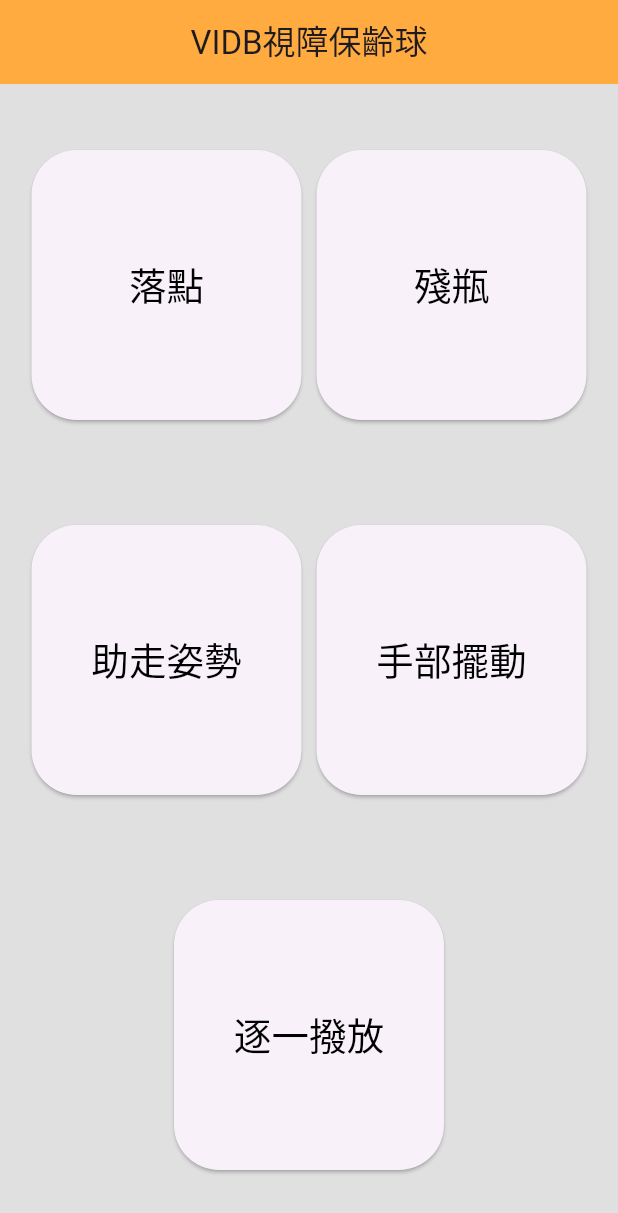
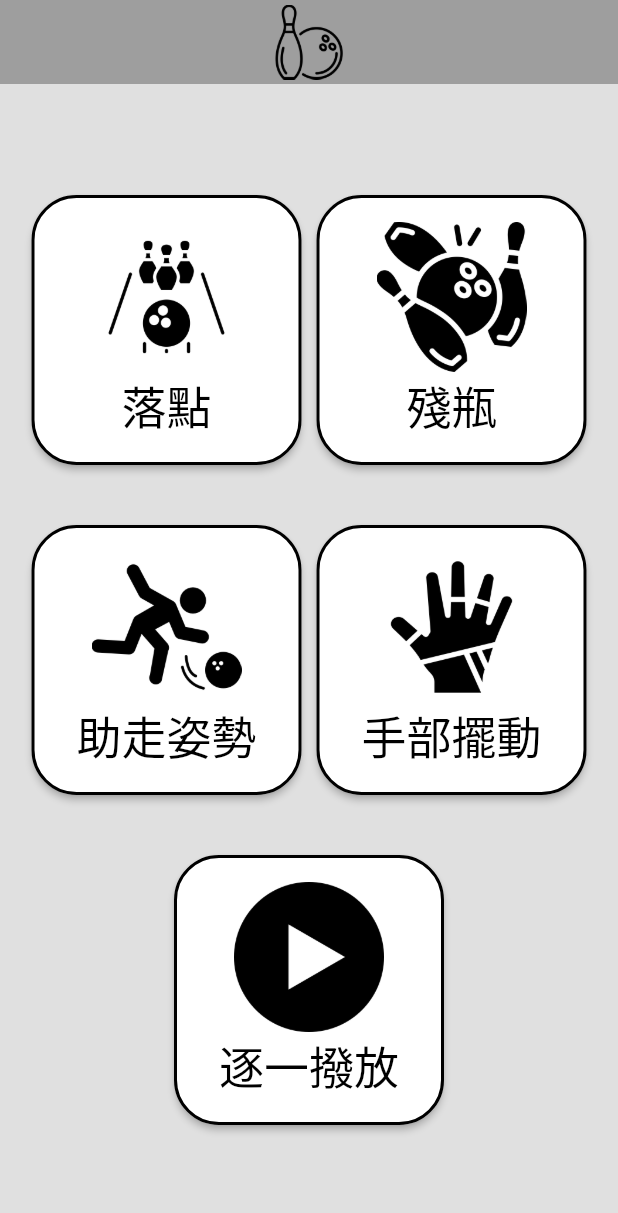
Before and after one commit to niaotaojiao/VIDB, a Flutter app: the screen it shows after launch, on a phone screen of 412 x 824 dp. Shown: the top 1213 px of the screen. Run offline on Flutter 3.47's test engine with Material 2 defaults, Android fonts, the phone set to English and light mode, and no system bars; our stand-ins replace flutter_tts.

Commit message:
update: 新增了icon

```diff
--- a/lib/main.dart
+++ b/lib/main.dart
@@ -10,13 +10,8 @@ class MyApp extends StatelessWidget {
 
   @override
   Widget build(BuildContext context) {
-    return MaterialApp(
-      title: 'Bowling',
-      theme: ThemeData(
-        colorScheme: ColorScheme.fromSeed(seedColor: Colors.deepPurple),
-        useMaterial3: true,
-      ),
-      home: const MyHomePage(),
+    return const MaterialApp(
+      home: MyHomePage(),
     );
   }
 }
@@ -27,11 +22,18 @@ class MyHomePage extends StatelessWidget {
   @override
   Widget build(BuildContext context) {
     return Scaffold(
+      //backgroundColor: const Color.fromARGB(255, 2, 48, 71),
       backgroundColor: Colors.grey[300],
       appBar: AppBar(
-        title: const Text('VIDB視障保齡球'),
+        title: Image.asset(
+          'assets/img/bowlingAppbar.png',
+          height: 50,
+          width: 50,
+        ),
         centerTitle: true,
-        backgroundColor: Colors.orangeAccent,
+        //backgroundColor: const Color.fromARGB(255, 2, 48, 71),
+        backgroundColor: Colors.grey,
+        elevation: 0,
       ),
       body: Center(
         child: Column(
@@ -45,7 +47,7 @@ class MyHomePage extends StatelessWidget {
                 MyButton(id:1, name: '殘瓶'),
                 ],
             ),
-            const SizedBox(height: 70),
+            const SizedBox(height: 40),
             Row(
               mainAxisAlignment: MainAxisAlignment.center,
               children: <Widget>[
@@ -54,7 +56,7 @@ class MyHomePage extends StatelessWidget {
                 MyButton(id:3, name: '手部擺動'),
               ],
             ),
-            const SizedBox(height: 70),
+            const SizedBox(height: 40),
             Row(
               mainAxisAlignment: MainAxisAlignment.center,
               children: <Widget>[
--- a/lib/my_button.dart
+++ b/lib/my_button.dart
@@ -4,25 +4,60 @@ import 'text_to_speech.dart';
 class MyButton extends StatelessWidget {
   final int id;
   final String name;
-  MyButton({super.key,required this.id, required this.name});
+
+  MyButton({super.key, required this.id, required this.name});
 
   @override
   Widget build(BuildContext context) {
     return ElevatedButton(
-      onPressed:(){
+      onPressed: () {
         toSpeech(id);
       },
       style: ElevatedButton.styleFrom(
+          //backgroundColor: const Color.fromARGB(255, 251, 133, 0),
+          backgroundColor: Colors.white,
+          side: const BorderSide(
+              color: Colors.black,
+              width: 2
+          ),
           minimumSize: const Size(180, 180),
           shape: RoundedRectangleBorder(borderRadius: BorderRadius.circular(30))
       ),
-      child: Text(
-        name,
-        style: const TextStyle(
-            fontSize: 25.0,
-            color: Colors.black
-        ),
+      child: Column(
+        children: [
+          imgPick(id),
+          Text(
+            name,
+            style: const TextStyle(
+              fontSize: 30.0,
+              color: Colors.black
+            ),
+          ),
+        ],
       ),
     );
   }
 }
+
+
+Widget imgPick(int id) {
+  double size=100;
+  switch(id){
+    case 0:
+      return Image.asset('assets/img/bowling.png',height: size,
+        width: size,);
+    case 1:
+      return Image.asset('assets/img/strike.png',height: size,
+        width: size,);
+    case 2:
+      return Image.asset('assets/img/person.png',height: size,
+        width: size,);
+    case 3:
+      return Image.asset('assets/img/glove.png',height: size,
+        width: size,);
+    default: {
+      return Image.asset('assets/img/play.png',height: size,
+        width: size,);
+    }
+  }
+}
--- a/pubspec.yaml
+++ b/pubspec.yaml
@@ -37,7 +37,6 @@ dependencies:
   # The following adds the Cupertino Icons font to your application.
   # Use with the CupertinoIcons class for iOS style icons.
   cupertino_icons: ^1.0.2
-  audioplayers: ^4.1.0
   flutter_tts: ^3.7.0
 
 dev_dependencies:
@@ -65,6 +64,7 @@ flutter:
   # To add assets to your application, add an assets section, like this:
   assets:
     - assets/audio/
+    - assets/img/
   # An image asset can refer to one or more resolution-specific "variants", see
   # https://flutter.dev/assets-and-images/#resolution-aware
 
```
Also changed, not shown: assets/img/bowling.png (added), assets/img/bowlingAppbar.png (added), assets/img/glove.png (added), assets/img/person.png (added), assets/img/play.png (added), assets/img/strike.png (added), pubspec.lock, 6 other files.
